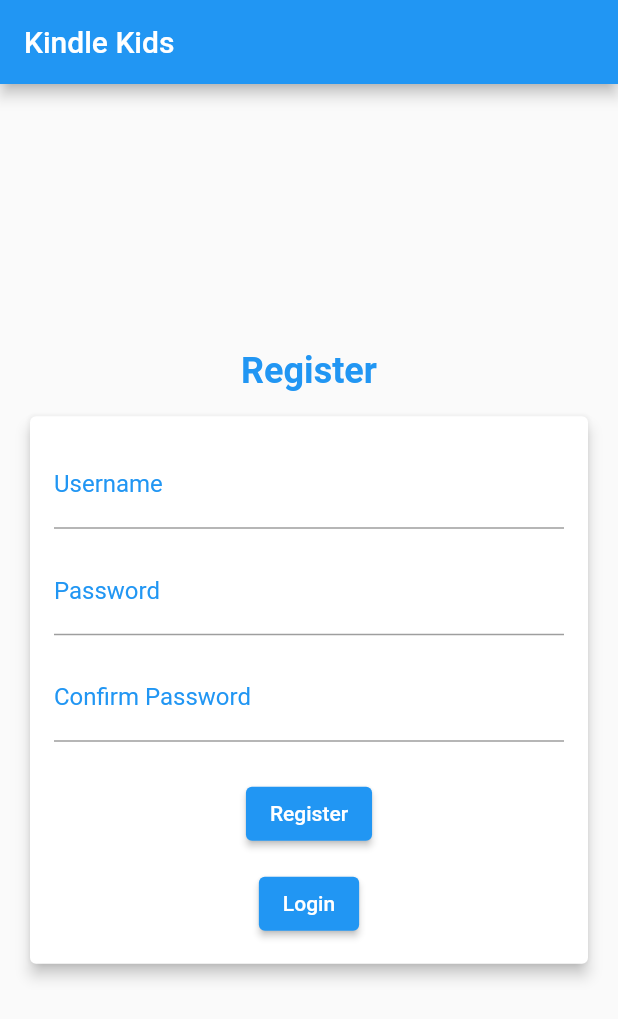
After one commit to D06-PBP-2023-2024/tugas-uas, a Flutter app: the screen it shows after launch, after a tap on "Register", on a phone screen of 412 x 824 dp. The commit adds this screen. Shown: the top 1019 px of the screen. Run offline on Flutter 3.47's test engine with Material 2 defaults, Android fonts, the phone set to English and light mode, and no system bars; missing offline and left inert: pbp_django_auth; network calls fail.

Commit message:
add register and logout

```diff
--- a/lib/screen/login.dart
+++ b/lib/screen/login.dart
@@ -2,6 +2,7 @@
 import 'package:pbp_django_auth/pbp_django_auth.dart';
 import 'package:provider/provider.dart';
 import 'package:tugas_uas/screen/home.dart';
+import 'package:tugas_uas/screen/register.dart';
 
 void main() {
   runApp(const LoginApp());
@@ -39,11 +40,10 @@
     return Scaffold(
       appBar: AppBar(
         title: const Text(
-          'Login',
+          'Kindle Kids',
           style: TextStyle(
             color: Colors.white,
             fontSize: 24,
-            fontWeight: FontWeight.bold,
           ),
         ),
         backgroundColor: Colors.blue,
@@ -62,11 +62,11 @@
           children: [
             const Center(
               child: Text(
-                'Kindle Kids',
+                'Login',
                 style: TextStyle(
                   fontSize: 24,
-                  fontWeight: FontWeight.bold,
                   color: Colors.white,
+                  fontWeight: FontWeight.bold
                 ),
               ),
             ),
@@ -144,6 +144,17 @@
                       ),
                       child: const Text('Login'),
                     ),
+                    const SizedBox(height: 12.0),
+                    ElevatedButton(
+                    onPressed: () {
+                        // Navigate to Register Page
+                        Navigator.push(
+                          context,
+                          MaterialPageRoute(builder: (context) => RegisterApp()),
+                        );
+                    },
+                    child: const Text('Register'),
+                    )
                   ],
                 ),
               ),
--- /dev/null
+++ b/lib/screen/register.dart
@@ -0,0 +1,177 @@
+import 'package:flutter/material.dart';
+import 'package:pbp_django_auth/pbp_django_auth.dart';
+import 'package:provider/provider.dart';
+import 'package:tugas_uas/screen/login.dart';
+
+void main() {
+runApp(const RegisterApp());
+}
+
+class RegisterApp extends StatelessWidget {
+const RegisterApp({super.key});
+
+@override
+Widget build(BuildContext context) {
+   return MaterialApp(
+      title: 'Register',
+      theme: ThemeData(
+      primarySwatch: Colors.blue,
+      ),
+      home: const RegisterPage(),
+   );
+}
+}
+
+class RegisterPage extends StatefulWidget {
+  const RegisterPage({super.key});
+
+  @override
+  _RegisterPageState createState() => _RegisterPageState();
+}
+
+class _RegisterPageState extends State<RegisterPage> {
+  final TextEditingController _usernameController = TextEditingController();
+  final TextEditingController _passwordController = TextEditingController();
+  final TextEditingController _passwordConfirmationController =
+      TextEditingController();
+
+  @override
+  Widget build(BuildContext context) {
+    final request = context.watch<CookieRequest>();
+    return Scaffold(
+      appBar: AppBar(
+        title: const Text(
+          'Kindle Kids',
+          style: TextStyle(color: Colors.white),
+        ),
+        backgroundColor: Colors.blue,
+        foregroundColor: Colors.white,
+      ),
+      body: Padding(
+        padding: const EdgeInsets.all(16.0),
+        child: Column(
+          mainAxisAlignment: MainAxisAlignment.center,
+          children: [
+            Text(
+              'Register',
+              style: TextStyle(
+                fontSize: 24.0,
+                fontWeight: FontWeight.bold,
+                color: Colors.blue,
+              ),
+            ),
+            SizedBox(height: 12.0),
+            Card(
+              elevation: 4.0,
+              child: Padding(
+                padding: const EdgeInsets.all(16.0),
+                child: Column(
+                  children: [
+                    TextField(
+                      controller: _usernameController,
+                      decoration: const InputDecoration(
+                        labelText: 'Username',
+                        labelStyle: TextStyle(color: Colors.blue),
+                        focusedBorder: OutlineInputBorder(
+                          borderSide: BorderSide(color: Colors.blue),
+                        ),
+                      ),
+                    ),
+                    SizedBox(height: 12.0),
+                    TextField(
+                      controller: _passwordController,
+                      decoration: const InputDecoration(
+                        labelText: 'Password',
+                        labelStyle: TextStyle(color: Colors.blue),
+                        focusedBorder: OutlineInputBorder(
+                          borderSide: BorderSide(color: Colors.blue),
+                        ),
+                      ),
+                      obscureText: true,
+                    ),
+                    SizedBox(height: 12.0),
+                    TextField(
+                      controller: _passwordConfirmationController,
+                      decoration: const InputDecoration(
+                        labelText: 'Confirm Password',
+                        labelStyle: TextStyle(color: Colors.blue),
+                        focusedBorder: OutlineInputBorder(
+                          borderSide: BorderSide(color: Colors.blue),
+                        ),
+                      ),
+                      obscureText: true,
+                    ),
+                    SizedBox(height: 24.0),
+                    ElevatedButton(
+                      onPressed: () async {
+                        String username = _usernameController.text;
+                        String password = _passwordController.text;
+                        String passwordConfirmation =
+                            _passwordConfirmationController.text;
+
+                        if (password != passwordConfirmation) {
+                          ScaffoldMessenger.of(context)
+                            ..hideCurrentSnackBar()
+                            ..showSnackBar(const SnackBar(
+                                content: Text(
+                                    "Register failed, password confimation incorrect.")));
+                          return;
+                        }
+                        final response = await request.post(
+                            "http://127.0.0.1:8080/auth/register/",
+                            {
+                              'username': username,
+                              'password': password,
+                            });
+
+                        if (response['status']) {
+                          String message = response['message'];
+
+                          Navigator.pushReplacement(
+                            context,
+                            MaterialPageRoute(builder: (context) => LoginPage()),
+                          );
+                          ScaffoldMessenger.of(context)
+                            ..hideCurrentSnackBar()
+                            ..showSnackBar(SnackBar(content: Text("$message")));
+                        } else {
+                          showDialog(
+                            context: context,
+                            builder: (context) => AlertDialog(
+                              title: const Text('Register failed.'),
+                              content: Text(response['message']),
+                              actions: [
+                                TextButton(
+                                  child: const Text('OK'),
+                                  onPressed: () {
+                                    Navigator.pop(context);
+                                  },
+                                ),
+                              ],
+                            ),
+                          );
+                        }
+                      },
+                      child: const Text('Register'),
+                    ),
+                    SizedBox(height: 12.0),
+                    ElevatedButton(
+                      onPressed: () {
+                        // Navigate to Login
+                        Navigator.push(
+                          context,
+                          MaterialPageRoute(builder: (context) => LoginApp()),
+                        );
+                      },
+                      child: const Text('Login'),
+                    ),
+                  ],
+                ),
+              ),
+            ),
+          ],
+        ),
+      ),
+    );
+  }
+}
```
Also changed, not shown: lib/screen/user_profile.dart (+24 -1 lines), lib/widget/drawer.dart (+25 -4 lines).
